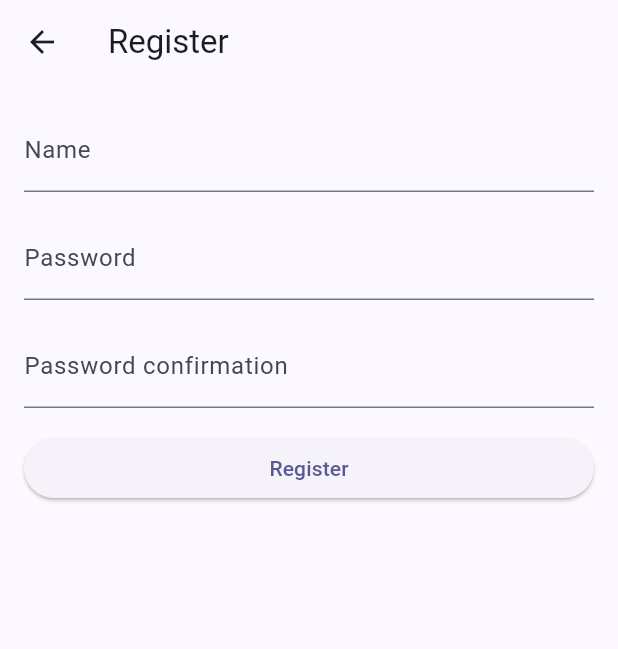
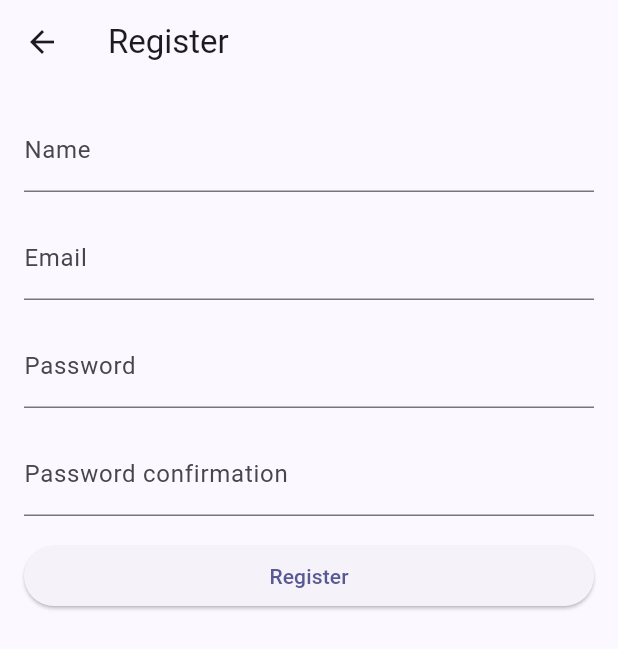
Before and after one commit to jan-claeys/kickerflutter, a Flutter app: the screen it shows after launch, after a tap on "Sign Up", on a phone screen of 412 x 824 dp. Shown: the top 649 px of the screen. Run offline on Flutter 3.47's test engine with Material 3 defaults, Android fonts, the light colour scheme and no system bars; our stand-ins replace shared_preferences; network calls fail.

Commit message:
Add login with email

```diff
--- a/lib/models/player.dart
+++ b/lib/models/player.dart
@@ -3,6 +3,7 @@ import 'position.dart';
 class Player {
   final String id;
   final String name;
+  final String email;
   final int rating;
   final int attackRating;
   final int defendRating;
@@ -10,6 +11,7 @@ class Player {
   const Player({
     required this.id,
     required this.name,
+    required this.email,
     required this.rating,
     required this.attackRating,
     required this.defendRating,
@@ -30,6 +32,7 @@ class Player {
     return Player(
       id: json['id'],
       name: json['name'],
+      email: json['email'],
       rating: json['rating'],
       attackRating: json['attackRating'],
       defendRating: json['defendRating'],
--- a/lib/network.dart
+++ b/lib/network.dart
@@ -11,7 +11,7 @@ import 'models/match.dart';
 
 const String baseUrl = "http://localhost:5277";
 
-Future register(String name, String password) async {
+Future register(String name, String email, String password) async {
   final response = await http.post(
     Uri.parse('$baseUrl/security/register'),
     headers: {
@@ -19,6 +19,7 @@ Future register(String name, String password) async {
     },
     body: jsonEncode({
       'name': name,
+      'email': email,
       'password': password,
     }),
   );
@@ -28,14 +29,14 @@ Future register(String name, String password) async {
   }
 }
 
-Future fetchToken(String name, String password) async {
+Future fetchToken(String email, String password) async {
   final response = await http.post(
     Uri.parse('$baseUrl/security/login'),
     headers: {
       HttpHeaders.contentTypeHeader: "application/json",
     },
     body: jsonEncode({
-      'name': name,
+      'email': email,
       'password': password,
     }),
   );
--- a/lib/pages/login_page.dart
+++ b/lib/pages/login_page.dart
@@ -16,7 +16,7 @@ class LoginPage extends StatefulWidget {
 class _LoginPageState extends State<LoginPage> {
   final _formKey = GlobalKey<FormState>();
 
-  TextEditingController nameController = TextEditingController();
+  TextEditingController emailController = TextEditingController();
   TextEditingController passwordController = TextEditingController();
 
   @override
@@ -37,12 +37,13 @@ class _LoginPageState extends State<LoginPage> {
               children: [
                 TextFormField(
                   decoration: const InputDecoration(
-                    labelText: 'Name',
+                    labelText: 'Email',
+                    suffixText: '@tillit.be'
                   ),
-                  controller: nameController,
+                  controller: emailController,
                   validator: (value) {
                     if (value == null || value.isEmpty) {
-                      throw KickerException(message: 'Please enter a name');
+                      throw KickerException(message: 'Please enter email');
                     }
                     return null;
                   },
@@ -51,12 +52,13 @@ class _LoginPageState extends State<LoginPage> {
                 TextFormField(
                   decoration: const InputDecoration(
                     labelText: 'Password',
+
                   ),
                   obscureText: true,
                   controller: passwordController,
                   validator: (value) {
                     if (value == null || value.isEmpty) {
-                      throw KickerException(message: 'Please enter a password');
+                      throw KickerException(message: 'Please enter password');
                     }
                     return null;
                   },
@@ -69,7 +71,7 @@ class _LoginPageState extends State<LoginPage> {
                       !_formKey.currentState!.validate();
 
                       Session()
-                          .login(nameController.text, passwordController.text)
+                          .login(emailController.text, passwordController.text)
                           .then((value) {
                         Navigator.pushReplacement(
                             context,
--- a/lib/pages/profile_page.dart
+++ b/lib/pages/profile_page.dart
@@ -35,7 +35,10 @@ class ProfilePage extends StatelessWidget {
                                     snapshot.data!.name,
                                     style: const TextStyle(fontSize: 24),
                                   ),
-                                  const SizedBox(height: 16),
+                                  Text(
+                                    snapshot.data!.email,
+                                  ),
+                                  const SizedBox(height: 32),
                                   Row(
                                     mainAxisAlignment: MainAxisAlignment.center,
                                     children: [
--- a/lib/pages/register_page.dart
+++ b/lib/pages/register_page.dart
@@ -15,6 +15,7 @@ class RegisterPage extends StatefulWidget {
 class _RegisterPageState extends State<RegisterPage> {
   final _formKey = GlobalKey<FormState>();
   TextEditingController nameController = TextEditingController();
+  TextEditingController emailController = TextEditingController();
   TextEditingController passwordController = TextEditingController();
   TextEditingController passwordConfirmationController =
       TextEditingController();
@@ -47,6 +48,20 @@ class _RegisterPageState extends State<RegisterPage> {
               const SizedBox(height: 16.0),
               TextFormField(
                 decoration: const InputDecoration(
+                  labelText: 'Email',
+                  suffixText: '@tillit.be',
+                ),
+                controller: emailController,
+                validator: (value) {
+                  if (value == null || value.isEmpty) {
+                    throw KickerException(message: 'Please enter an email');
+                  }
+                  return null;
+                },
+              ),
+              const SizedBox(height: 16.0),
+              TextFormField(
+                decoration: const InputDecoration(
                   labelText: 'Password',
                 ),
                 controller: passwordController,
@@ -67,7 +82,8 @@ class _RegisterPageState extends State<RegisterPage> {
                 obscureText: true,
                 validator: (value) {
                   if (value == null || value.isEmpty) {
-                    throw KickerException(message: 'Please enter a confirmationpassword');
+                    throw KickerException(
+                        message: 'Please enter a confirmationpassword');
                   }
                   return null;
                 },
@@ -92,7 +108,8 @@ class _RegisterPageState extends State<RegisterPage> {
                       return;
                     }
 
-                  register(nameController.text, passwordController.text)
+                    register(nameController.text, emailController.text,
+                            passwordController.text)
                         .then((value) {
                       Navigator.pushReplacement(
                           context,
@@ -104,7 +121,6 @@ class _RegisterPageState extends State<RegisterPage> {
                                 context: context,
                                 builder: (BuildContext context) =>
                                     ErrorDialog(exception: exception)));
-
                   } on KickerException catch (exception) {
                     showDialog(
                       context: context,
```
Lines whose indentation alone changed are shown as unchanged.
